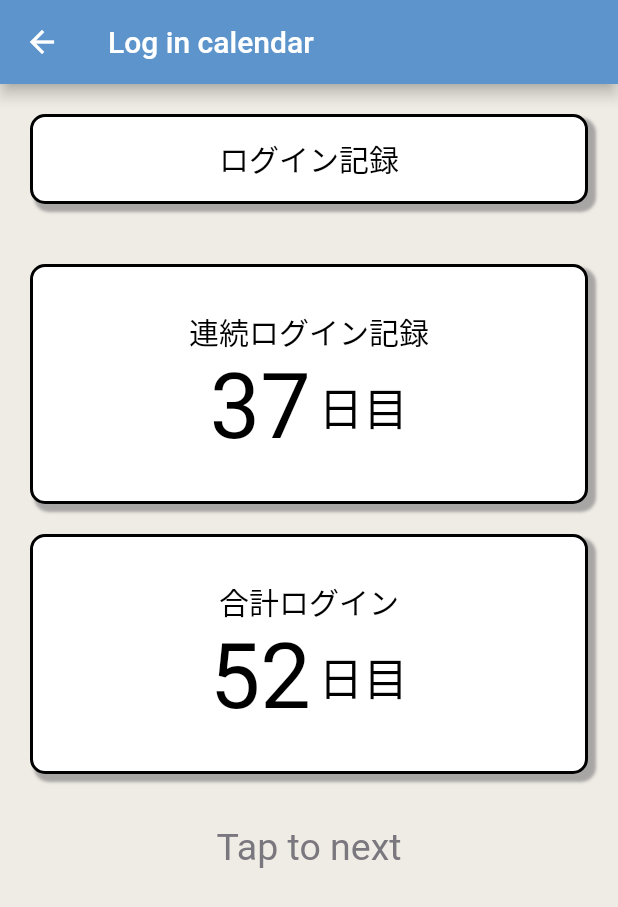
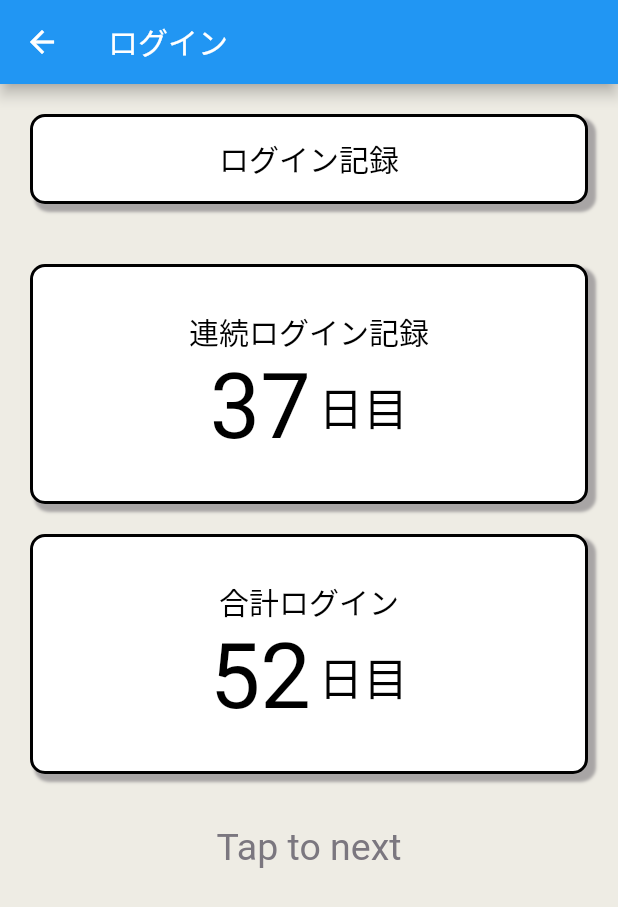
Before and after one commit to porink0424/benesse_hackathon, a Flutter app: the Login screen opened by its route, on a phone screen of 412 x 824 dp. Shown: the top 907 px of the screen. Run offline on Flutter 3.47's test engine with Material 2 defaults, Android fonts, the phone set to English and light mode, and no system bars.

Commit message:
フォーマットの微調整

```diff
--- a/lib/pages/Login.dart
+++ b/lib/pages/Login.dart
@@ -6,8 +6,7 @@ class Login extends StatelessWidget {
   Widget build(BuildContext context) {
     return Scaffold(
       appBar: AppBar(
-        title: const Text('Log in calendar'),
-        backgroundColor: const Color(0xFF5C94CB),
+        title: const Text('ログイン'),
       ),
       backgroundColor: const Color(0xFFEEECE4),
       body: Column(
@@ -15,7 +14,7 @@ class Login extends StatelessWidget {
           Container(
             width: double.infinity,
             height: 60,
-            margin: EdgeInsets.only(top: 20, left: 20 ,right: 20),
+            margin: const EdgeInsets.only(top: 20, left: 20, right: 20),
             decoration: BoxDecoration(
               borderRadius: BorderRadius.circular(10),
               border: Border.all(color: Colors.black, width: 2),
@@ -45,7 +44,7 @@ class Login extends StatelessWidget {
           Container(
             width: double.infinity,
             height: 160,
-            margin: EdgeInsets.only(top: 40, left: 20 ,right: 20),
+            margin: const EdgeInsets.only(top: 40, left: 20, right: 20),
             decoration: BoxDecoration(
               borderRadius: BorderRadius.circular(10),
               border: Border.all(color: Colors.black, width: 2),
@@ -99,7 +98,7 @@ class Login extends StatelessWidget {
           Container(
             width: double.infinity,
             height: 160,
-            margin: EdgeInsets.only(top: 20, left: 20 ,right: 20),
+            margin: const EdgeInsets.only(top: 20, left: 20, right: 20),
             decoration: BoxDecoration(
               borderRadius: BorderRadius.circular(10),
               border: Border.all(color: Colors.black, width: 2),
@@ -154,7 +153,7 @@ class Login extends StatelessWidget {
           Container(
             width: double.infinity,
             // height: 10,
-            margin: EdgeInsets.only(top: 25, left: 20 ,right: 20),
+            margin: const EdgeInsets.only(top: 25, left: 20, right: 20),
             child: TextButton(
                 onPressed: () {
                   Navigator.pushNamed(context, ROUTE.MYPAGE);
@@ -162,7 +161,7 @@ class Login extends StatelessWidget {
                 child: Text("Tap to next"),
                 style: TextButton.styleFrom(
                   textStyle: const TextStyle(fontSize: 25),
-                  foregroundColor: const Color(0xF375717A),// foreground
+                  foregroundColor: const Color(0xF375717A), // foreground
                   alignment: Alignment.topCenter,
                 )),
           ),
```
